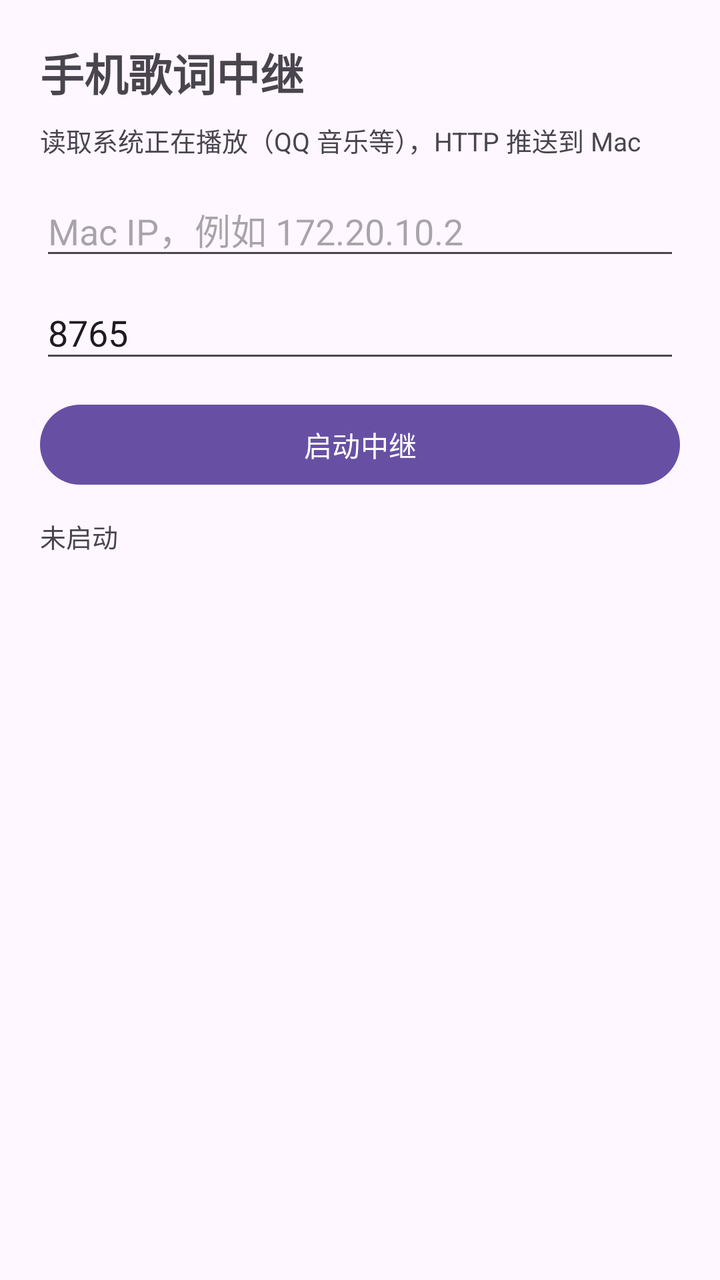
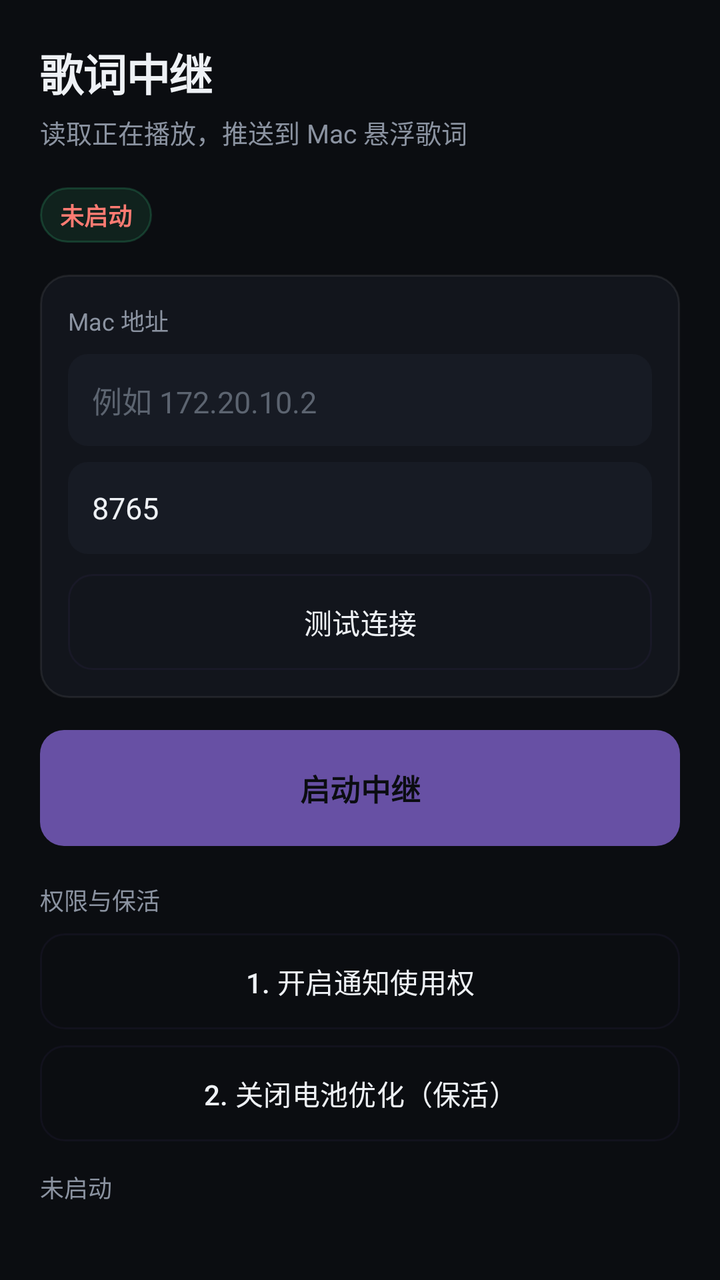

Screens rendered from an Android XML layout before and after an edit, with the pre-edit source and the edit as a unified diff.
<!-- AndroidManifest.xml: application theme Theme.PhonlyricsRelay -->
<!-- res/layout/activity_main.xml -->
<?xml version="1.0" encoding="utf-8"?>
<LinearLayout xmlns:android="http://schemas.android.com/apk/res/android"
    android:layout_width="match_parent"
    android:layout_height="match_parent"
    android:orientation="vertical"
    android:padding="20dp">

    <TextView
        android:layout_width="match_parent"
        android:layout_height="wrap_content"
        android:layout_marginBottom="8dp"
        android:text="手机歌词中继"
        android:textSize="22sp"
        android:textStyle="bold" />

    <TextView
        android:layout_width="match_parent"
        android:layout_height="wrap_content"
        android:layout_marginBottom="12dp"
        android:text="读取系统正在播放（QQ 音乐等），HTTP 推送到 Mac"
        android:textSize="13sp" />

    <EditText
        android:id="@+id/macIp"
        android:layout_width="match_parent"
        android:layout_height="wrap_content"
        android:layout_marginBottom="8dp"
        android:hint="Mac IP，例如 172.20.10.2"
        android:inputType="textUri" />

    <EditText
        android:id="@+id/macPort"
        android:layout_width="match_parent"
        android:layout_height="wrap_content"
        android:layout_marginBottom="12dp"
        android:hint="端口"
        android:inputType="number"
        android:text="8765" />

    <Button
        android:id="@+id/toggle"
        android:layout_width="match_parent"
        android:layout_height="wrap_content"
        android:layout_marginBottom="12dp"
        android:text="启动中继" />

    <TextView
        android:id="@+id/status"
        android:layout_width="match_parent"
        android:layout_height="wrap_content"
        android:text="未启动"
        android:textSize="13sp" />
</LinearLayout>
<!-- resources referenced by this layout -->
<resources>
  <style name="Theme.PhonlyricsRelay" parent="Theme.Material3.DayNight.NoActionBar" />
</resources>

<!-- the commit's change to res/layout/activity_main.xml (unified diff, before → after) -->
@@ -1,53 +1,146 @@
 <?xml version="1.0" encoding="utf-8"?>
-<LinearLayout xmlns:android="http://schemas.android.com/apk/res/android"
+<ScrollView xmlns:android="http://schemas.android.com/apk/res/android"
     android:layout_width="match_parent"
     android:layout_height="match_parent"
-    android:orientation="vertical"
-    android:padding="20dp">
+    android:background="#0B0D11"
+    android:fillViewport="true">
 
-    <TextView
+    <LinearLayout
         android:layout_width="match_parent"
         android:layout_height="wrap_content"
-        android:layout_marginBottom="8dp"
-        android:text="手机歌词中继"
-        android:textSize="22sp"
-        android:textStyle="bold" />
+        android:orientation="vertical"
+        android:padding="20dp">
 
-    <TextView
-        android:layout_width="match_parent"
-        android:layout_height="wrap_content"
-        android:layout_marginBottom="12dp"
-        android:text="读取系统正在播放（QQ 音乐等），HTTP 推送到 Mac"
-        android:textSize="13sp" />
+        <TextView
+            android:layout_width="match_parent"
+            android:layout_height="wrap_content"
+            android:letterSpacing="-0.02"
+            android:text="歌词中继"
+            android:textColor="#EEF1F5"
+            android:textSize="22sp"
+            android:textStyle="bold" />
 
-    <EditText
-        android:id="@+id/macIp"
-        android:layout_width="match_parent"
-        android:layout_height="wrap_content"
-        android:layout_marginBottom="8dp"
-        android:hint="Mac IP，例如 172.20.10.2"
-        android:inputType="textUri" />
+        <TextView
+            android:layout_width="match_parent"
+            android:layout_height="wrap_content"
+            android:layout_marginTop="4dp"
+            android:layout_marginBottom="18dp"
+            android:text="读取正在播放，推送到 Mac 悬浮歌词"
+            android:textColor="#8B93A1"
+            android:textSize="13sp" />
 
-    <EditText
-        android:id="@+id/macPort"
-        android:layout_width="match_parent"
-        android:layout_height="wrap_content"
-        android:layout_marginBottom="12dp"
-        android:hint="端口"
-        android:inputType="number"
-        android:text="8765" />
+        <TextView
+            android:id="@+id/statusPill"
+            android:layout_width="wrap_content"
+            android:layout_height="wrap_content"
+            android:layout_marginBottom="16dp"
+            android:background="@drawable/pill_bg"
+            android:paddingLeft="10dp"
+            android:paddingTop="5dp"
+            android:paddingRight="10dp"
+            android:paddingBottom="5dp"
+            android:text="未启动"
+            android:textColor="#FF7B72"
+            android:textSize="12sp"
+            android:textStyle="bold" />
 
-    <Button
-        android:id="@+id/toggle"
-        android:layout_width="match_parent"
-        android:layout_height="wrap_content"
-        android:layout_marginBottom="12dp"
-        android:text="启动中继" />
+        <LinearLayout
+            android:layout_width="match_parent"
+            android:layout_height="wrap_content"
+            android:layout_marginBottom="16dp"
+            android:background="@drawable/panel_bg"
+            android:orientation="vertical"
+            android:padding="14dp">
 
-    <TextView
-        android:id="@+id/status"
-        android:layout_width="match_parent"
-        android:layout_height="wrap_content"
-        android:text="未启动"
-        android:textSize="13sp" />
-</LinearLayout>
+            <TextView
+                android:layout_width="match_parent"
+                android:layout_height="wrap_content"
+                android:text="Mac 地址"
+                android:textColor="#8B93A1"
+                android:textSize="12sp" />
+
+            <EditText
+                android:id="@+id/macIp"
+                android:layout_width="match_parent"
+                android:layout_height="wrap_content"
+                android:layout_marginTop="8dp"
+                android:background="@drawable/input_bg"
+                android:hint="例如 172.20.10.2"
+                android:inputType="textUri"
+                android:padding="12dp"
+                android:textColor="#EEF1F5"
+                android:textColorHint="#5C6470"
+                android:textSize="15sp" />
+
+            <EditText
+                android:id="@+id/macPort"
+                android:layout_width="match_parent"
+                android:layout_height="wrap_content"
+                android:layout_marginTop="8dp"
+                android:background="@drawable/input_bg"
+                android:hint="端口"
+                android:inputType="number"
+                android:padding="12dp"
+                android:text="8765"
+                android:textColor="#EEF1F5"
+                android:textColorHint="#5C6470"
+                android:textSize="15sp" />
+
+            <Button
+                android:id="@+id/btnTest"
+                android:layout_width="match_parent"
+                android:layout_height="wrap_content"
+                android:layout_marginTop="10dp"
+                android:background="@drawable/btn_ghost"
+                android:text="测试连接"
+                android:textColor="#EEF1F5" />
+        </LinearLayout>
+
+        <Button
+            android:id="@+id/toggle"
+            android:layout_width="match_parent"
+            android:layout_height="wrap_content"
+            android:background="@drawable/btn_primary"
+            android:padding="14dp"
+            android:text="启动中继"
+            android:textColor="#0B0D11"
+            android:textSize="15sp"
+            android:textStyle="bold" />
+
+        <TextView
+            android:layout_width="match_parent"
+            android:layout_height="wrap_content"
+            android:layout_marginTop="18dp"
+            android:layout_marginBottom="8dp"
+            android:text="权限与保活"
+            android:textColor="#8B93A1"
+            android:textSize="12sp" />
+
+        <Button
+            android:id="@+id/btnNotifAccess"
+            android:layout_width="match_parent"
+            android:layout_height="wrap_content"
+            android:background="@drawable/btn_ghost"
+            android:text="1. 开启通知使用权"
+            android:textColor="#EEF1F5" />
+
+        <Button
+            android:id="@+id/btnBattery"
+            android:layout_width="match_parent"
+            android:layout_height="wrap_content"
+            android:layout_marginTop="8dp"
+            android:background="@drawable/btn_ghost"
+            android:text="2. 关闭电池优化（保活）"
+            android:textColor="#EEF1F5" />
+
+        <TextView
+            android:id="@+id/detail"
+            android:layout_width="match_parent"
+            android:layout_height="wrap_content"
+            android:layout_marginTop="14dp"
+            android:lineSpacingExtra="3dp"
+            android:text="未启动"
+            android:textColor="#8B93A1"
+            android:textSize="12sp" />
+    </LinearLayout>
+</ScrollView>
<!-- resource entries referenced after the edit -->
@@ -1,5 +1,44 @@
 <!-- resources referenced by this layout -->
 <resources>
-  <style name="Theme.PhonlyricsRelay" parent="Theme.Material3.DayNight.NoActionBar" />
+  <!-- drawable btn_ghost (drawable) -->
+  <?xml version="1.0" encoding="utf-8"?>
+  <shape xmlns:android="http://schemas.android.com/apk/res/android" android:shape="rectangle">
+      <solid android:color="#00000000" />
+      <corners android:radius="12dp" />
+      <stroke android:width="1dp" android:color="#14FFFFFF" />
+  </shape>
+  <!-- drawable btn_primary (drawable) -->
+  <?xml version="1.0" encoding="utf-8"?>
+  <shape xmlns:android="http://schemas.android.com/apk/res/android" android:shape="rectangle">
+      <solid android:color="#7AA2FF" />
+      <corners android:radius="12dp" />
+  </shape>
+  <!-- drawable input_bg (drawable) -->
+  <?xml version="1.0" encoding="utf-8"?>
+  <shape xmlns:android="http://schemas.android.com/apk/res/android" android:shape="rectangle">
+      <solid android:color="#171B24" />
+      <corners android:radius="10dp" />
+  </shape>
+  <!-- drawable panel_bg (drawable) -->
+  <?xml version="1.0" encoding="utf-8"?>
+  <shape xmlns:android="http://schemas.android.com/apk/res/android" android:shape="rectangle">
+      <solid android:color="#12151C" />
+      <corners android:radius="14dp" />
+      <stroke android:width="1dp" android:color="#14FFFFFF" />
+  </shape>
+  <!-- drawable pill_bg (drawable) -->
+  <?xml version="1.0" encoding="utf-8"?>
+  <shape xmlns:android="http://schemas.android.com/apk/res/android" android:shape="rectangle">
+      <solid android:color="#1A3DD68C" />
+      <corners android:radius="999dp" />
+      <stroke android:width="1dp" android:color="#333DD68C" />
+  </shape>
+  <style name="Theme.PhonlyricsRelay" parent="Theme.Material3.DayNight.NoActionBar">
+          <item name="android:windowBackground">@color/bg</item>
+          <item name="android:statusBarColor">@color/bg</item>
+          <item name="android:navigationBarColor">@color/bg</item>
+          <item name="android:colorPrimary">#7AA2FF</item>
+      </style>
+  <color name="bg">#0B0D11</color>
 </resources>
 
